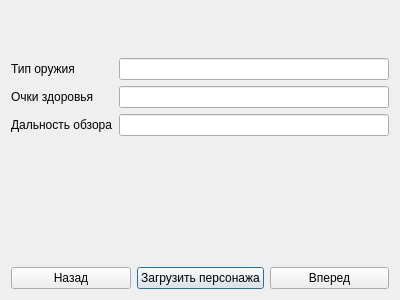
This is 201_351_Ivasiuk/character.ui in IvasiukKirill/201_351_Ivasiuk as Qt 5 draws it before an edit. The edited form follows.
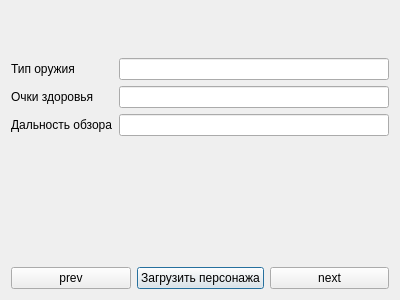
This is the edited form.

What changed in the file:
```diff
--- a/201_351_Ivasiuk/character.ui
+++ b/201_351_Ivasiuk/character.ui
@@ -14,7 +14,7 @@
    <string>Dialog</string>
   </property>
   <layout class="QGridLayout" name="gridLayout">
-   <item row="0" column="0">
+   <item row="0" column="1">
     <layout class="QVBoxLayout" name="verticalLayout">
      <item>
       <layout class="QGridLayout" name="gridLayout_3">
@@ -78,24 +78,24 @@
      </item>
      <item>
       <layout class="QGridLayout" name="gridLayout_2">
-       <item row="0" column="2">
+       <item row="0" column="1">
         <widget class="QPushButton" name="pushButton_3">
          <property name="text">
           <string>Загрузить персонажа</string>
          </property>
         </widget>
        </item>
+       <item row="0" column="2">
+        <widget class="QPushButton" name="next">
+         <property name="text">
+          <string>next</string>
+         </property>
+        </widget>
+       </item>
        <item row="0" column="0">
         <widget class="QPushButton" name="pushButton">
          <property name="text">
-          <string>Назад</string>
-         </property>
-        </widget>
-       </item>
-       <item row="0" column="3">
-        <widget class="QPushButton" name="nextButton">
-         <property name="text">
-          <string>Вперед</string>
+          <string>prev</string>
          </property>
         </widget>
        </item>
```
